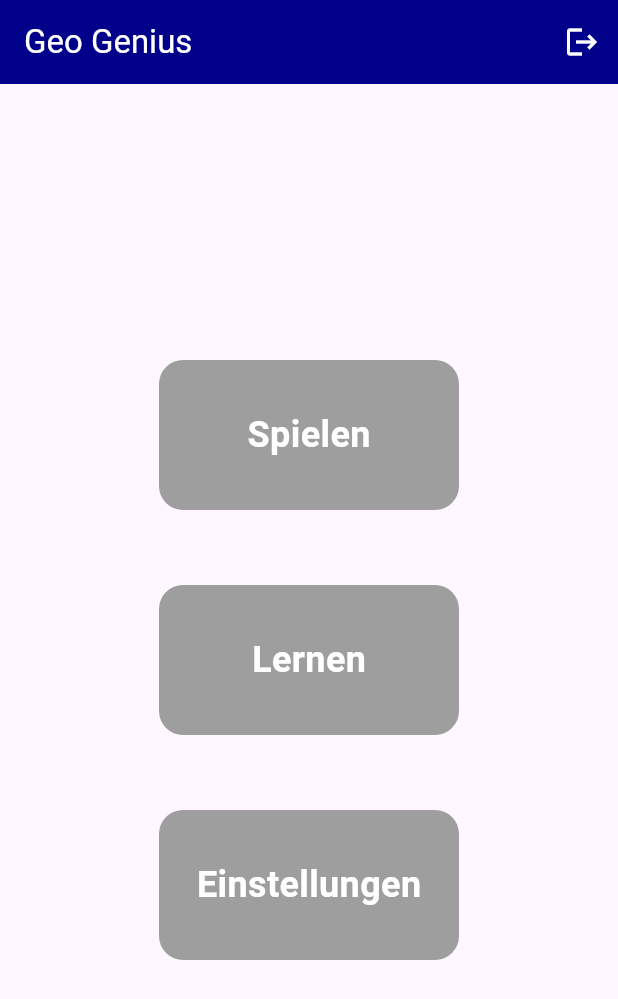
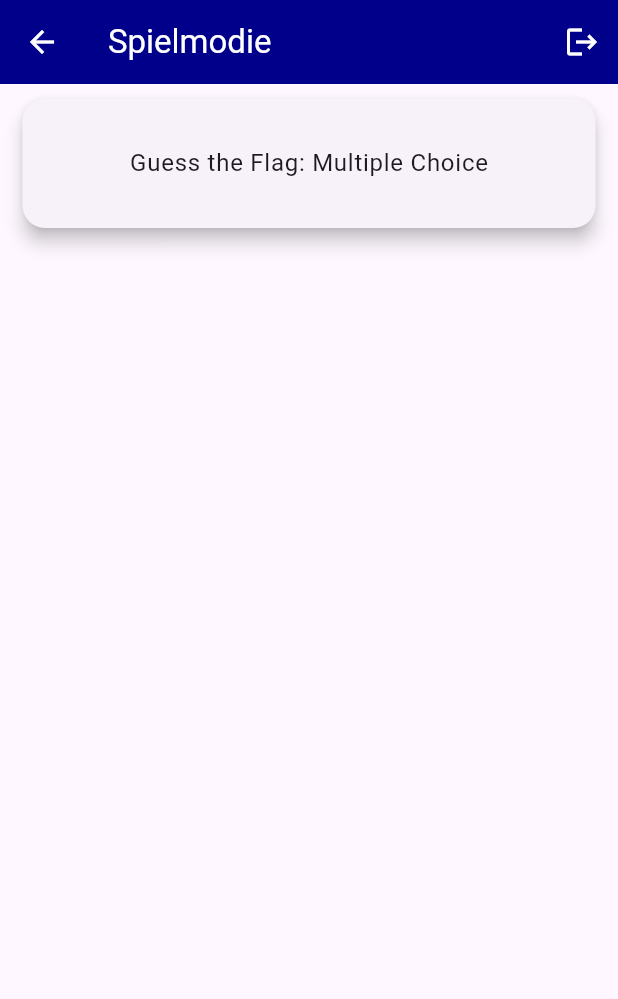
Before and after one commit to KenzRonny/GeoGenius, a Flutter app: the screen it shows after launch, after a tap on "Spielen", on a phone screen of 412 x 824 dp. Shown: the top 999 px of the screen. Run offline on Flutter 3.47's test engine with Material 3 defaults, Android fonts, the phone set to English and light mode, and no system bars.

Commit message:
Add the Spielen Page with SliverAppbar and the Gamemodes List 	-Implemented the Spielen Page where all game modes will be stored. 	-The Appbar is a persistent SliverAppbar that Always remains visible. 	-Added a Sliverlist to Display the available game modes.

```diff
--- /dev/null
+++ b/lib/features/Spielauswahl/ui/spielen_page.dart
@@ -0,0 +1,66 @@
+import 'package:flutter/material.dart';
+//import 'package:geo_genius/features/home/ui/widgets/logout_button.dart';
+import '../../home/ui/widgets/logout_button.dart';
+import 'widgets/flaggen_multiple_choice_button.dart';
+
+
+
+class SpielenPage extends StatelessWidget{
+  const SpielenPage({super.key});
+  void _logout(BuildContext context){
+    ScaffoldMessenger.of(context).clearSnackBars();
+    ScaffoldMessenger.of(context).showSnackBar(const SnackBar(content: Text('Ausgeloggt')),
+    );
+
+  }
+
+  @override
+  Widget build(BuildContext context) {
+    const title = 'Spielmodie';
+    final List<String> gameModes = [
+      'Guess the Flag: Multiple Choice'
+    ];
+    return MaterialApp(
+      title: title,
+      home: Scaffold(
+      body:CustomScrollView(
+        slivers:[
+           SliverAppBar(
+            pinned: true,
+             backgroundColor: Theme.of(context).primaryColor,
+              expandedHeight: 50,
+              title: Text(
+                title,
+                style:TextStyle(color:Colors.white),
+              ),
+             leading: IconButton(
+               icon: const Icon(Icons.arrow_back),
+               color: Colors.white,// Zurück-Pfeil
+               onPressed: () {
+                 Navigator.pop(context); // Zurück zur vorherigen Seite
+               },
+             ),
+              actions: [
+                LogoutButton(
+                    onLogout: () => _logout(context)
+                ),
+              ],
+            ),
+            SliverList(
+              delegate: SliverChildBuilderDelegate(
+                (BuildContext context,int index){
+                return MultipleChoiceFlags(
+                    gameMode: gameModes[index],
+                  );
+
+
+                  },
+                  childCount: gameModes.length,
+                ),
+              ),
+            ],
+          ),
+        ),
+      );
+  }
+}
--- /dev/null
+++ b/lib/features/Spielauswahl/ui/widgets/flaggen_multiple_choice_button.dart
@@ -0,0 +1,32 @@
+import 'package:flutter/material.dart';
+
+
+class MultipleChoiceFlags extends StatelessWidget{
+  final String gameMode;
+  const MultipleChoiceFlags({
+  Key? key,
+    required this.gameMode,
+}) : super(key: key);
+  @override
+  Widget build(BuildContext context) {
+    return Card(
+      margin: const EdgeInsets.symmetric(vertical: 10,horizontal: 15),
+      shape: RoundedRectangleBorder(
+        borderRadius: BorderRadius.circular(15),
+      ),
+      elevation: 5,
+      child: ListTile(
+        contentPadding: const EdgeInsets.all(15),
+      title: Center(
+        child:Text(gameMode),
+      ),
+      onTap: (){
+        //Navigator.push(context,MaterialPageRoute(builder: (context)=>FlagsMultipleChoice()),
+        print('Flags Multiple Choice');
+
+      },
+
+    ),
+    );
+  }
+}
--- a/lib/features/home/ui/widgets/logout_button.dart
+++ b/lib/features/home/ui/widgets/logout_button.dart
@@ -8,7 +8,13 @@ class LogoutButton extends StatelessWidget {
   @override
   Widget build(BuildContext context) {
     return IconButton(
-      onPressed: onLogout, // Wenn der Button gedrückt wird, wird onLogout aufgerufen
+      onPressed: (){
+        ScaffoldMessenger.of(context).clearSnackBars();
+        ScaffoldMessenger.of(context).showSnackBar(
+          const SnackBar(content: Text('Ausgeloggt')),
+        );
+      }, // Wenn der Button gedrückt wird, wird onLogout aufgerufen
+
       icon: const Icon(Icons.logout),
       color: Colors.white,
     );
--- a/lib/features/home/ui/widgets/play_button.dart
+++ b/lib/features/home/ui/widgets/play_button.dart
@@ -1,4 +1,5 @@
 import 'package:flutter/material.dart';
+import '../../../Spielauswahl/ui/spielen_page.dart';
 
 class PlayButton extends StatelessWidget {
   const PlayButton({super.key});
@@ -7,7 +8,9 @@ class PlayButton extends StatelessWidget {
   Widget build(BuildContext context) {
     return GestureDetector(
       onTap: () {
-        // Action for Play button
+        Navigator.push(context,
+            MaterialPageRoute(builder: (context)=>SpielenPage()),
+        );
       },
       child: Container(
         width: 200,
```
